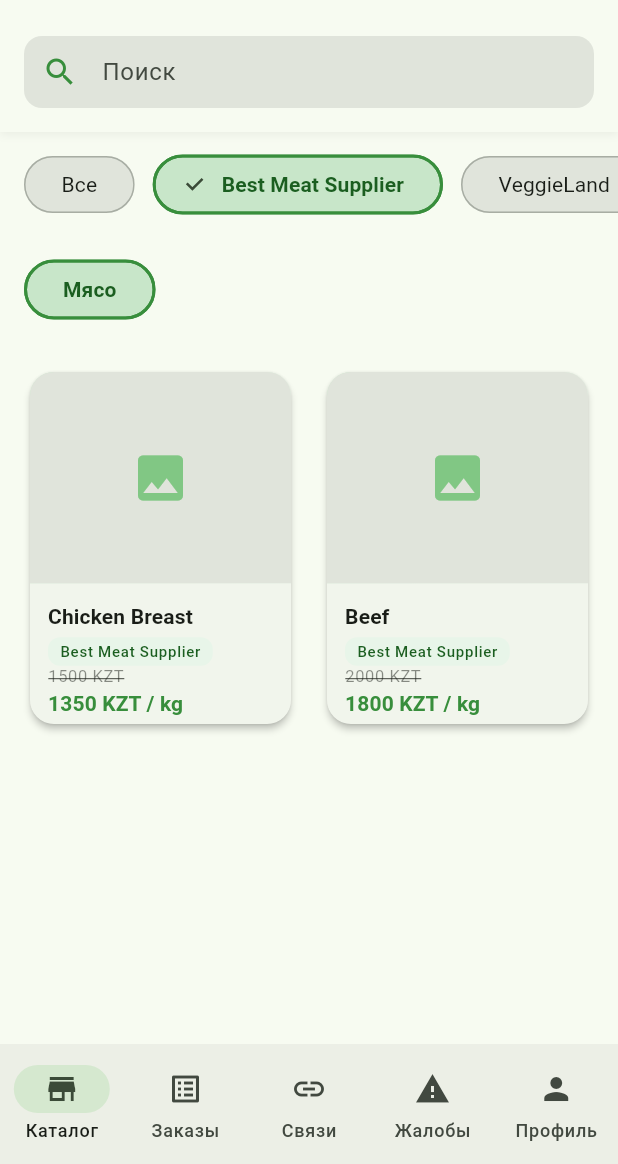
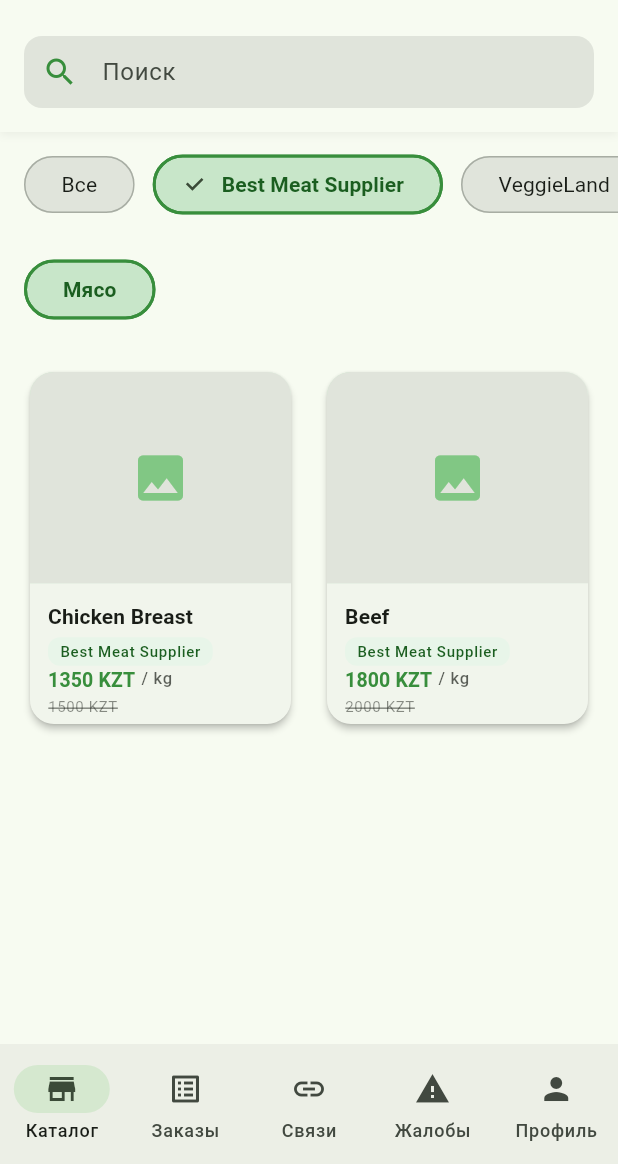
Before and after one commit to DastanNK/bazarlink-mobile, a Flutter app: the ConsumerHomePage screen opened directly with empty values, after a tap on "Best Meat Supplier", on a phone screen of 412 x 824 dp, the part 72-1236 px from its top. Run offline on Flutter 3.47's test engine with Material 3 defaults, Android fonts, the phone set to English and light mode, and no system bars; accounts and stored records are empty.

Commit message:
search problem

```diff
--- a/lib/features/consumer/presentation/pages/catalog_page.dart
+++ b/lib/features/consumer/presentation/pages/catalog_page.dart
@@ -37,10 +37,37 @@ class _CatalogPageState extends State<CatalogPage> {
     _linkedSuppliersFuture = widget.repository.getLinkedSuppliers();
     _loadAllProducts();
     _searchController.addListener(() {
+      final newQuery = _searchController.text.toLowerCase();
+      if (newQuery != _searchQuery) {
         setState(() {
-        _searchQuery = _searchController.text.toLowerCase();
+          _searchQuery = newQuery;
         });
+        _handleSearchChange();
+      }
     });
+  }
+
+  Future<void> _handleSearchChange() async {
+    // When searching, hide category selection and reload products
+    if (_searchQuery.isNotEmpty) {
+      setState(() {
+        _selectedCategory = null;
+      });
+
+      if (_selectedSupplierCode != null) {
+        // Load all products from selected supplier (no category filter)
+        await _loadFilteredProducts(_selectedSupplierCode!);
+      }
+      // If "All" is selected, _filteredProducts is already _allProducts
+    } else {
+      // When search is cleared, restore category selection if supplier is selected
+      if (_selectedSupplierCode != null && _categories.isNotEmpty) {
+        setState(() {
+          _selectedCategory = _categories.first;
+        });
+        await _loadFilteredProducts(_selectedSupplierCode!, category: _categories.first);
+      }
+    }
   }
 
   @override
@@ -105,8 +132,8 @@ class _CatalogPageState extends State<CatalogPage> {
     // Load categories for this supplier
     final categories = await widget.repository.getCategoriesForSupplier(supplierCode);
 
-    // Select first category by default
-    final firstCategory = categories.isNotEmpty ? categories.first : null;
+    // Only select first category if not searching
+    final firstCategory = _searchQuery.isEmpty && categories.isNotEmpty ? categories.first : null;
 
     setState(() {
       _categories = categories;
@@ -114,8 +141,13 @@ class _CatalogPageState extends State<CatalogPage> {
       _isLoadingCategories = false;
     });
 
-    // Load products for this supplier and category
+    // Load products for this supplier and category (only if not searching)
+    if (_searchQuery.isEmpty) {
       await _loadFilteredProducts(supplierCode, category: firstCategory);
+    } else {
+      // If searching, load all products from this supplier (no category filter)
+      await _loadFilteredProducts(supplierCode);
+    }
   }
 
   Future<void> _handleCategorySelection(String category) async {
@@ -126,7 +158,13 @@ class _CatalogPageState extends State<CatalogPage> {
       _isLoadingFilteredProducts = true;
     });
 
+    // Only filter by category if not searching
+    if (_searchQuery.isEmpty) {
       await _loadFilteredProducts(_selectedSupplierCode!, category: category);
+    } else {
+      // If searching, load all products from supplier (search will filter them)
+      await _loadFilteredProducts(_selectedSupplierCode!);
+    }
   }
 
   Future<void> _loadFilteredProducts(String supplierCode, {String? category}) async {
@@ -388,8 +426,8 @@ class _CatalogPageState extends State<CatalogPage> {
           ),
         ),
 
-        // Category Section (only shown when a specific supplier is selected)
-        if (_selectedSupplierCode != null) ...[
+        // Category Section (only shown when a specific supplier is selected and not searching)
+        if (_selectedSupplierCode != null && _searchQuery.isEmpty) ...[
           if (_isLoadingCategories)
             const Center(child: Padding(
               padding: EdgeInsets.all(16.0),
@@ -561,45 +599,85 @@ class _CatalogPageState extends State<CatalogPage> {
                         ),
                       ],
                     ),
-                    Flexible(
-                      child: Column(
+                    // Price section - restructured to prevent overflow
+                    if (product.discountPrice != null)
+                      Column(
                         crossAxisAlignment: CrossAxisAlignment.start,
                         mainAxisSize: MainAxisSize.min,
                         children: [
-                          if (product.discountPrice != null) ...[
+                          Row(
+                            mainAxisSize: MainAxisSize.min,
+                            crossAxisAlignment: CrossAxisAlignment.start,
+                            children: [
+                              Flexible(
+                                child: Text(
+                                  '${product.discountPrice!.toStringAsFixed(0)} ${product.currency}',
+                                  style: theme.textTheme.titleSmall?.copyWith(
+                                    color: Colors.green[700],
+                                    fontWeight: FontWeight.bold,
+                                    fontSize: 13,
+                                  ),
+                                  maxLines: 1,
+                                  overflow: TextOverflow.ellipsis,
+                                ),
+                              ),
+                              const SizedBox(width: 4),
+                              Flexible(
+                                child: Text(
+                                  '/ ${product.unit}',
+                                  style: theme.textTheme.labelSmall?.copyWith(
+                                    color: theme.colorScheme.onSurface.withOpacity(0.7),
+                                    fontSize: 11,
+                                  ),
+                                  maxLines: 1,
+                                  overflow: TextOverflow.ellipsis,
+                                ),
+                              ),
+                            ],
+                          ),
+                          const SizedBox(height: 2),
                           Text(
                             '${product.price.toStringAsFixed(0)} ${product.currency}',
                             style: theme.textTheme.bodySmall?.copyWith(
                               decoration: TextDecoration.lineThrough,
                               color: theme.colorScheme.onSurface.withOpacity(0.5),
+                              fontSize: 10,
+                            ),
+                            maxLines: 1,
+                            overflow: TextOverflow.ellipsis,
+                          ),
+                        ],
+                      )
+                    else
+                      Row(
+                        mainAxisSize: MainAxisSize.min,
+                        crossAxisAlignment: CrossAxisAlignment.start,
+                        children: [
+                          Flexible(
+                            child: Text(
+                              '${product.price.toStringAsFixed(0)} ${product.currency}',
+                              style: theme.textTheme.titleSmall?.copyWith(
+                                color: Colors.green[700],
+                                fontWeight: FontWeight.bold,
+                                fontSize: 13,
+                              ),
+                              maxLines: 1,
+                              overflow: TextOverflow.ellipsis,
+                            ),
+                          ),
+                          const SizedBox(width: 4),
+                          Flexible(
+                            child: Text(
+                              '/ ${product.unit}',
+                              style: theme.textTheme.labelSmall?.copyWith(
+                                color: theme.colorScheme.onSurface.withOpacity(0.7),
                                 fontSize: 11,
                               ),
                               maxLines: 1,
                               overflow: TextOverflow.ellipsis,
                             ),
-                            Text(
-                              '${product.discountPrice!.toStringAsFixed(0)} ${product.currency} / ${product.unit}',
-                              style: theme.textTheme.titleSmall?.copyWith(
-                                color: Colors.green[700],
-                                fontWeight: FontWeight.bold,
-                                fontSize: 14,
-                              ),
-                              maxLines: 1,
-                              overflow: TextOverflow.ellipsis,
-                            ),
-                          ] else
-                            Text(
-                              '${product.price.toStringAsFixed(0)} ${product.currency} / ${product.unit}',
-                              style: theme.textTheme.titleSmall?.copyWith(
-                                color: Colors.green[700],
-                                fontWeight: FontWeight.bold,
-                                fontSize: 14,
-                              ),
-                              maxLines: 1,
-                              overflow: TextOverflow.ellipsis,
                           ),
                         ],
-                      ),
                       ),
                   ],
                 ),
```
Lines whose indentation alone changed are shown as unchanged.
